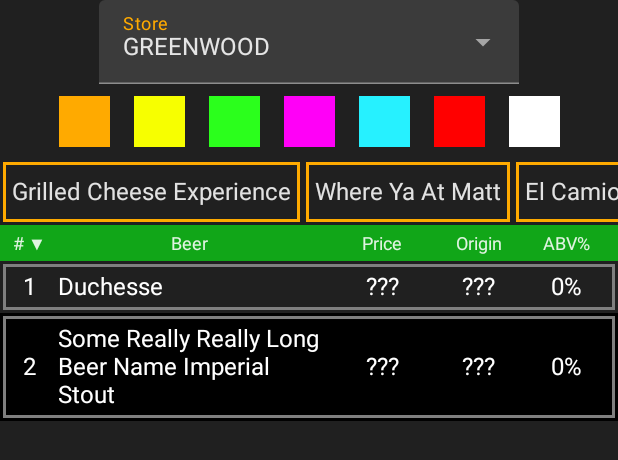
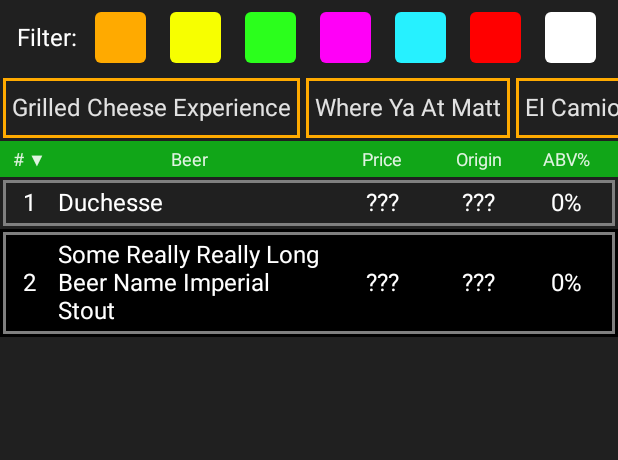
Before and after one commit to brettmcginnis/ChucksTapList, an Android app built with Jetpack Compose: the @Preview function TapListPreview, on a phone screen of 412 x 824 dp. Shown: the top 460 px of the screen. Run offline under Robolectric (Android 15) with nearby library versions, the phone set to English and light mode, and no system bars; our stand-ins replace accompanist; 1 statement that could not run was skipped.

Commit message:
Implement new store selector screen

```diff
--- a/app/build.gradle
+++ b/app/build.gradle
@@ -72,6 +72,7 @@ dependencies {
     implementation libs.square.seismic
     implementation libs.koin.compose
     implementation libs.kotlinx.datetime
+    debugImplementation libs.androidx.compose.ui.tooling
 }
 
 def getLocalProperty(String key) {
--- a/app/src/main/kotlin/com/serge/chuckstaplist/ColorFilterHeader.kt
+++ b/app/src/main/kotlin/com/serge/chuckstaplist/ColorFilterHeader.kt
@@ -1,10 +1,11 @@
 package com.serge.chuckstaplist
 
 import androidx.compose.foundation.layout.Arrangement
-import androidx.compose.foundation.layout.Box
 import androidx.compose.foundation.layout.Column
 import androidx.compose.foundation.layout.Row
 import androidx.compose.foundation.layout.fillMaxWidth
+import androidx.compose.foundation.layout.padding
+import androidx.compose.material.Text
 import androidx.compose.runtime.Composable
 import androidx.compose.runtime.Immutable
 import androidx.compose.runtime.MutableState
@@ -16,13 +17,12 @@ import androidx.compose.ui.Alignment
 import androidx.compose.ui.Modifier
 import androidx.compose.ui.graphics.Color
 import androidx.compose.ui.graphics.toArgb
-import androidx.compose.ui.platform.LocalConfiguration
+import androidx.compose.ui.unit.dp
 
 @Composable
 fun ColorFilterHeader(
     colorFilterSet: ColorFilterSet,
     onFilterStateUpdated: (ColorFilterSet) -> Unit,
-    content: @Composable () -> Unit
 ) = Column {
     val colorFilterSetState by rememberUpdatedState(colorFilterSet)
     val onFilterStateUpdatedState by rememberUpdatedState(onFilterStateUpdated)
@@ -32,17 +32,9 @@ fun ColorFilterHeader(
             .run(::ColorFilterSet)
             .run(onFilterStateUpdatedState)
 
-    if (LocalConfiguration.current.isLandscape) {
-        Row(Modifier.fillMaxWidth(), Arrangement.SpaceAround, Alignment.CenterVertically) {
-            content()
-            ColorFilterRow(colorFilterSetState, ::updateColorFilterState)
-        }
-    } else {
-        Box(Modifier.fillMaxWidth(), Alignment.Center) { content() }
-
-        Row(Modifier.fillMaxWidth(), Arrangement.Center, Alignment.CenterVertically) {
-            ColorFilterRow(colorFilterSetState, ::updateColorFilterState)
-        }
+    Row(Modifier.fillMaxWidth(), Arrangement.Center, Alignment.CenterVertically) {
+        Text("Filter:", modifier = Modifier.padding(horizontal = 4.dp), color = Color.White,)
+        ColorFilterRow(colorFilterSetState, ::updateColorFilterState)
     }
 }
 
--- a/app/src/main/kotlin/com/serge/chuckstaplist/ColorFilterRow.kt
+++ b/app/src/main/kotlin/com/serge/chuckstaplist/ColorFilterRow.kt
@@ -1,13 +1,13 @@
 package com.serge.chuckstaplist
 
 import androidx.compose.foundation.background
-import androidx.compose.foundation.border
 import androidx.compose.foundation.clickable
 import androidx.compose.foundation.layout.Box
 import androidx.compose.foundation.layout.aspectRatio
 import androidx.compose.foundation.layout.fillMaxSize
 import androidx.compose.foundation.layout.padding
 import androidx.compose.foundation.layout.width
+import androidx.compose.foundation.shape.RoundedCornerShape
 import androidx.compose.material.Icon
 import androidx.compose.material.MaterialTheme
 import androidx.compose.material.icons.Icons
@@ -38,9 +38,8 @@ fun ColorFilterRow(
             .width(50.dp)
             .aspectRatio(1f)
             .padding(8.dp)
-            .background(color)
+            .run { background(color, RoundedCornerShape(if (selectedFilters.contains(color)) 8.dp else 4.dp)) }
             .clickable { onFilterCallbackRemembered(color) }
-            .run { if (selectedFilters.contains(color)) border(4.dp, MaterialTheme.colors.background) else this }
     ) {
         if (selectedFilters.contains(color)) {
             Icon(
--- a/app/src/main/kotlin/com/serge/chuckstaplist/ListChucksTaps.kt
+++ b/app/src/main/kotlin/com/serge/chuckstaplist/ListChucksTaps.kt
@@ -8,17 +8,13 @@ import androidx.compose.material.MaterialTheme
 import androidx.compose.material.Surface
 import androidx.compose.runtime.Composable
 import androidx.compose.runtime.Immutable
-import androidx.compose.runtime.derivedStateOf
 import androidx.compose.runtime.getValue
 import androidx.compose.runtime.mutableStateOf
 import androidx.compose.runtime.remember
 import androidx.compose.runtime.saveable.rememberSaveable
 import androidx.compose.runtime.setValue
 import androidx.compose.ui.Modifier
-import androidx.compose.ui.platform.LocalConfiguration
-import androidx.compose.ui.platform.LocalDensity
 import androidx.compose.ui.tooling.preview.Preview
-import androidx.compose.ui.unit.dp
 import com.google.accompanist.swiperefresh.SwipeRefresh
 import com.google.accompanist.swiperefresh.rememberSwipeRefreshState
 import com.serge.chuckstaplist.api.TapModel
@@ -29,8 +25,6 @@ import kotlinx.datetime.Clock
 import kotlinx.datetime.TimeZone
 import kotlinx.datetime.toLocalDateTime
 import kotlin.time.Duration.Companion.days
-
-private const val SCROLL_OFFSET_HIDE_HEADER = 50
 
 private val TAP_LIST_COLUMNS = listOf(
     TapListColumn(0, "#", .5f, TapListSortState.Type.TAP),
@@ -55,29 +49,11 @@ fun ListChucksTaps(
     onTruckEventSelected: (FoodTruckEvent) -> Unit = {},
     onStoreSelected: (ChucksStore) -> Unit,
 ) = Column {
-    val density = LocalDensity.current
-    val screenHeight = LocalConfiguration.current.screenHeightDp
-
     val (colorFilterState, setColorFilterState) = rememberSaveable(saver = ColorFilterSet.Saver) { mutableStateOf(ColorFilterSet()) }
     val scrollState = rememberLazyListState()
     var sortState by remember { mutableStateOf(TapListSortState(0, true, TAP_LIST_COLUMNS[0].sortType)) }
 
-    val shouldShowTopBar by remember {
-        derivedStateOf {
-            with(scrollState) {
-                val avgItemHeight = with(layoutInfo.visibleItemsInfo) { if (isEmpty()) 0 else sumOf { it.size } / size }
-                val listFitsOnScreen = with(density) { avgItemHeight.toDp() } * layoutInfo.totalItemsCount < screenHeight.dp
-                val firstItemIsVisible = firstVisibleItemIndex == 0 && firstVisibleItemScrollOffset < SCROLL_OFFSET_HIDE_HEADER
-                firstItemIsVisible || listFitsOnScreen
-            }
-        }
-    }
-
-    AnimatedVisibility(shouldShowTopBar) {
-        ColorFilterHeader(colorFilterState, setColorFilterState) {
-            StoreSelector(selectedStore, onStoreSelected)
-        }
-    }
+    ColorFilterHeader(colorFilterState, setColorFilterState)
 
     AnimatedVisibility(foodTrucks.isNotEmpty()) {
         FoodTruckRow(foodTrucks, onTruckEventSelected)
```
Also changed, not shown: app/src/main/kotlin/com/serge/chuckstaplist/MainActivity.kt (+10 -4 lines), app/src/main/kotlin/com/serge/chuckstaplist/StoreSelector.kt (+99 -42 lines), kmm/src/commonMain/kotlin/com/serge/chuckstaplist/ChucksStore.kt (+4 -4 lines), app/src/main/res/drawable/chucks_central_district.webp (added), app/src/main/res/drawable/chucks_greenwood.webp (added), app/src/main/res/drawable/chucks_seward_park.webp (added).
